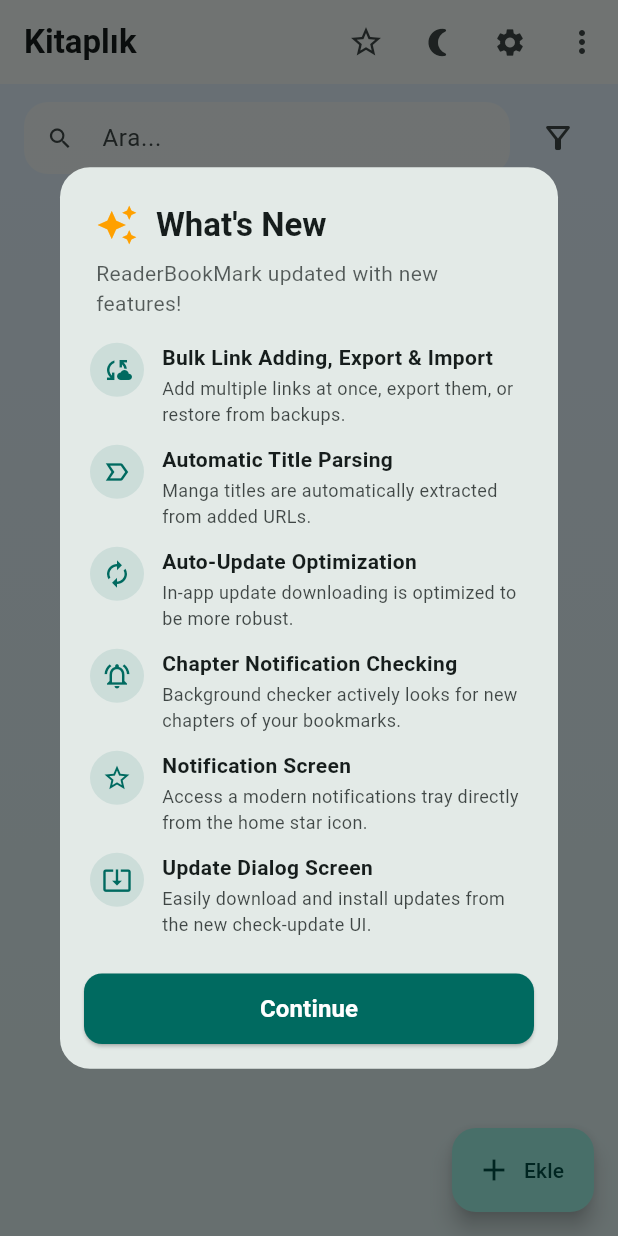
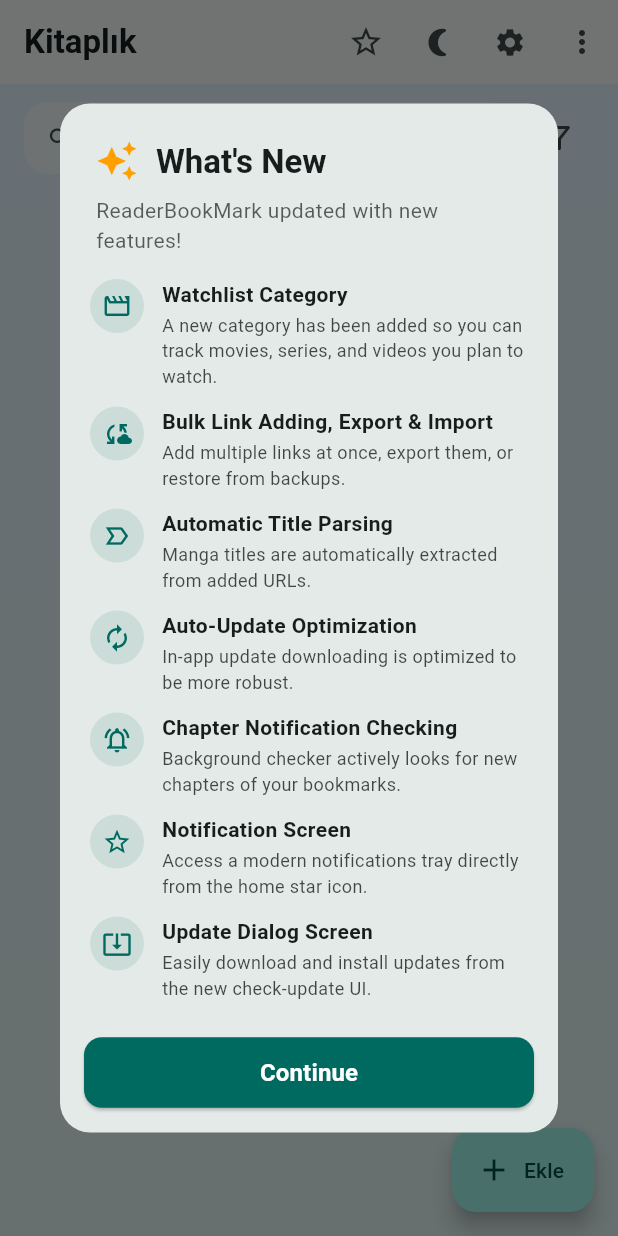
Before and after one commit to YusufKaya00/ReaderBookMark, a Flutter app: the screen it shows after launch, on a phone screen of 412 x 824 dp. Run offline on Flutter 3.47's test engine with Material 3 defaults, Android fonts, the phone set to English and light mode, and no system bars; our stand-ins replace dio, flutter_local_notifications, open_filex, package_info_plus, permission_handler, share_plus and 4 more; missing offline and left inert: android_intent_plus, webview_windows, workmanager; accounts and stored records are empty; statements that could not run were skipped.

Commit message:
Feat: Add watchlist (İzlenecekler) category with localization, dialog integration, and v25 release bump

```diff
--- a/lib/ui/screens/home_screen.dart
+++ b/lib/ui/screens/home_screen.dart
@@ -93,6 +93,13 @@
         : 'ReaderBookMark updated with new features!';
 
     final items = [
+      {
+        'icon': Icons.movie_outlined,
+        'title': isTr ? 'İzlenecekler Kategorisi' : 'Watchlist Category',
+        'desc': isTr
+            ? 'İzlemek istediğiniz dizi, film ve videoları düzenli takip edebilmeniz için yeni kategori eklendi.'
+            : 'A new category has been added so you can track movies, series, and videos you plan to watch.',
+      },
       {
         'icon': Icons.cloud_sync,
         'title': isTr ? 'Toplu Link Ekleme, Dışa/İçe Aktarma' : 'Bulk Link Adding, Export & Import',
@@ -697,6 +704,7 @@
                 _chip(context, library, 'Manga', context.tr('manga'), isCategory: true),
                 _chip(context, library, 'Kitap', context.tr('book'), isCategory: true),
                 _chip(context, library, 'Makale', context.tr('article'), isCategory: true),
+                _chip(context, library, 'İzlenecekler', context.tr('watchlist'), isCategory: true),
               ],
             ),
           ),
@@ -1146,6 +1154,7 @@
           DropdownMenuItem(value: 'Manga', child: Text(context.tr('manga'))),
           DropdownMenuItem(value: 'Kitap', child: Text(context.tr('book'))),
           DropdownMenuItem(value: 'Makale', child: Text(context.tr('article'))),
+          DropdownMenuItem(value: 'İzlenecekler', child: Text(context.tr('watchlist'))),
         ],
         onChanged: (v) => temp = v ?? 'Genel',
       ),
--- a/lib/ui/widgets/add_link_dialog.dart
+++ b/lib/ui/widgets/add_link_dialog.dart
@@ -188,6 +188,7 @@
                   DropdownMenuItem(value: 'Manga', child: Text(context.tr('manga'))),
                   DropdownMenuItem(value: 'Kitap', child: Text(context.tr('book'))),
                   DropdownMenuItem(value: 'Makale', child: Text(context.tr('article'))),
+                  DropdownMenuItem(value: 'İzlenecekler', child: Text(context.tr('watchlist'))),
                 ],
                 onChanged: (v) => setState(() => _category = v ?? 'Genel'),
                 decoration: InputDecoration(
--- a/lib/ui/widgets/edit_link_dialog.dart
+++ b/lib/ui/widgets/edit_link_dialog.dart
@@ -116,6 +116,7 @@
                   DropdownMenuItem(value: 'Manga', child: Text(context.tr('manga'))),
                   DropdownMenuItem(value: 'Kitap', child: Text(context.tr('book'))),
                   DropdownMenuItem(value: 'Makale', child: Text(context.tr('article'))),
+                  DropdownMenuItem(value: 'İzlenecekler', child: Text(context.tr('watchlist'))),
                 ],
                 onChanged: (v) => setState(() => _category = v ?? 'Genel'),
                 decoration: InputDecoration(
--- a/lib/utils/translations.dart
+++ b/lib/utils/translations.dart
@@ -11,6 +11,7 @@
     'manga': 'Manga',
     'book': 'Kitap',
     'article': 'Makale',
+    'watchlist': 'İzlenecekler',
     'no_links': 'Henüz link yok. + ile ekleyin.',
     'reading_state': 'Okuma Durumu',
     'not_started': 'Başlanmadı',
@@ -89,6 +90,7 @@
     'manga': 'Manga',
     'book': 'Book',
     'article': 'Article',
+    'watchlist': 'Watchlist',
     'no_links': 'No links yet. Add with +.',
     'reading_state': 'Reading State',
     'not_started': 'Not Started',
--- a/pubspec.yaml
+++ b/pubspec.yaml
@@ -16,7 +16,7 @@
 # https://developer.apple.com/library/archive/documentation/General/Reference/InfoPlistKeyReference/Articles/CoreFoundationKeys.html
 # In Windows, build-name is used as the major, minor, and patch parts
 # of the product and file versions while build-number is used as the build suffix.
-version: 1.1.0+24
+version: 1.1.0+25
 
 
 environment:
```
